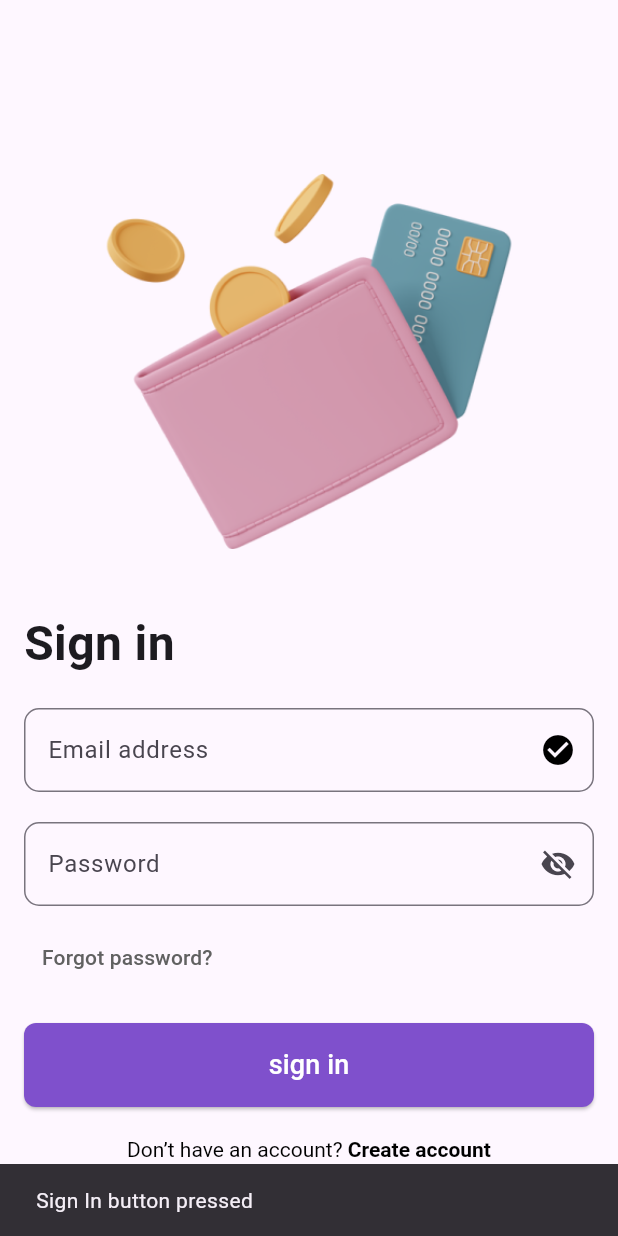
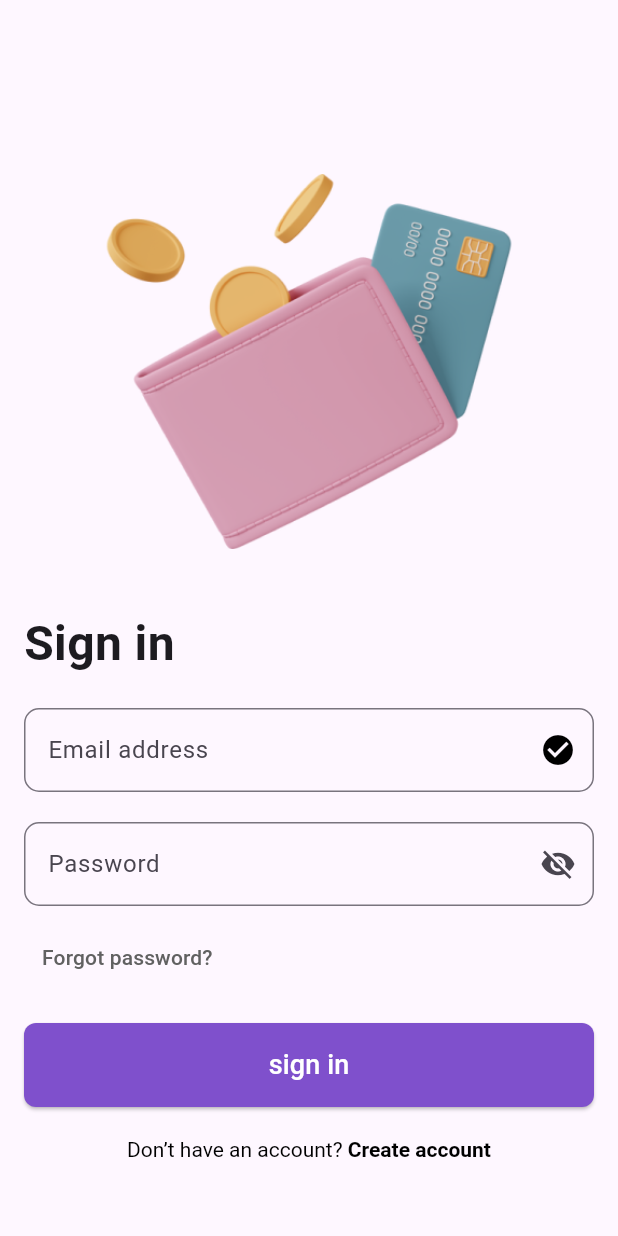
Before and after one commit to jenilgajera/Financial_vista, a Flutter app: the SignInScreen screen opened directly, after a tap on "Sign In", on a phone screen of 412 x 824 dp. Run offline on Flutter 3.47's test engine with Material 3 defaults, Android fonts, the phone set to English and light mode, and no system bars; our stand-ins replace fl_chart, page_transition, swipeable_button_view.

```diff
--- a/financial_vista/lib/sign_create.dart
+++ b/financial_vista/lib/sign_create.dart
@@ -1,4 +1,4 @@
-import 'package:financial_vista/auth/create_account.dart';
+import 'package:financial_vista/create_account.dart';
 import 'package:financial_vista/signing.dart';
 import 'package:flutter/material.dart';
 
@@ -35,9 +35,6 @@ class SignInScreen extends StatelessWidget {
                   width: constraints.maxWidth * 0.8,
                   child: ElevatedButton(
                     onPressed: () {
-                      ScaffoldMessenger.of(context).showSnackBar(
-                        const SnackBar(content: Text('Sign In button pressed')),
-                      );
                       Navigator.push(
                         context,
                         MaterialPageRoute(
@@ -47,7 +44,8 @@ class SignInScreen extends StatelessWidget {
                     },
                     style: ElevatedButton.styleFrom(
                       backgroundColor: const Color(
-                          0xFF7F50CC,), // Correct color code with the 0xFF prefix
+                        0xFF7F50CC,
+                      ), // Correct color code with the 0xFF prefix
                       padding: const EdgeInsets.symmetric(vertical: 15),
                       shape: RoundedRectangleBorder(
                         borderRadius: BorderRadius.circular(8),
--- a/financial_vista/lib/signing.dart
+++ b/financial_vista/lib/signing.dart
@@ -1,4 +1,4 @@
-import 'package:financial_vista/auth/create_account.dart';
+import 'package:financial_vista/create_account.dart';
 import 'package:financial_vista/dashboard.dart';
 import 'package:financial_vista/forget_password.dart';
 import 'package:flutter/material.dart';
```
